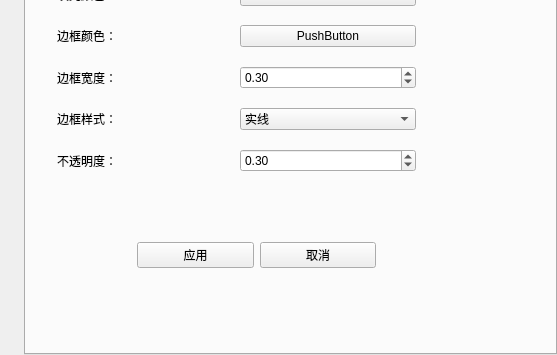
First picture: the form in SearchJourney/SymbolManger.ui, repository clydesanchez/SearchJourney, before the edit; both pictures show x 0 to 557 and y 232 to 587 of the 557 by 587 pixel window.
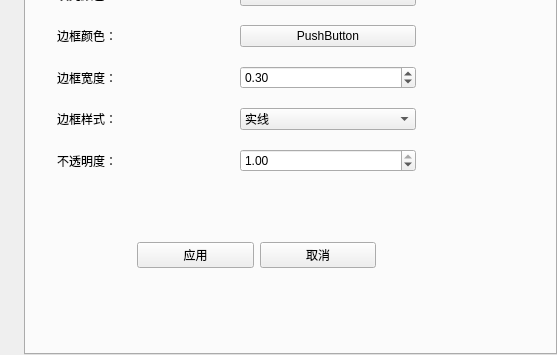
Second picture: the form after the edit.

Patch:
```diff
--- a/SearchJourney/SymbolManger.ui
+++ b/SearchJourney/SymbolManger.ui
@@ -165,7 +165,7 @@
          <double>0.050000000000000</double>
         </property>
         <property name="value">
-         <double>0.300000000000000</double>
+         <double>1.000000000000000</double>
         </property>
        </widget>
       </item>
```
Left out of the diff: 4 changed lines with no effect on the pictures.
